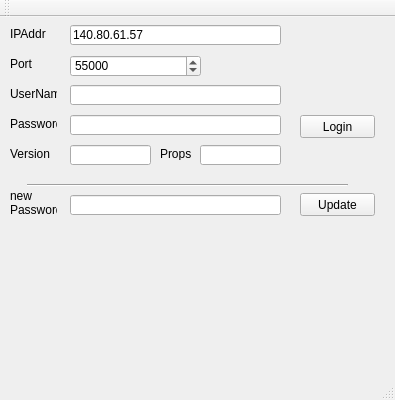
This is StamOrga/PC/mainwindow.ui in WaterMax83/StamOrga as Qt 5 draws it before an edit. The edited form follows.
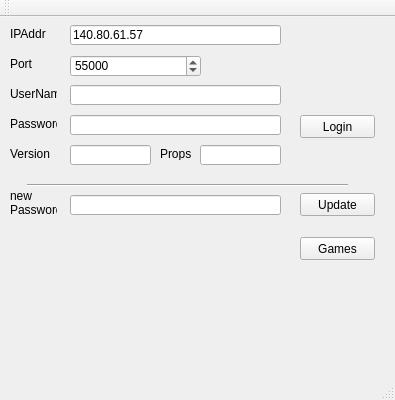
This is the edited form.

Commit message: add support for games

Diff of the .ui file:
```diff
--- a/StamOrga/PC/mainwindow.ui
+++ b/StamOrga/PC/mainwindow.ui
@@ -269,6 +269,22 @@
      <bool>false</bool>
     </property>
    </widget>
+   <widget class="QPushButton" name="btnGetGamesList">
+    <property name="geometry">
+     <rect>
+      <x>300</x>
+      <y>220</y>
+      <width>75</width>
+      <height>23</height>
+     </rect>
+    </property>
+    <property name="text">
+     <string>Games</string>
+    </property>
+    <property name="checkable">
+     <bool>false</bool>
+    </property>
+   </widget>
   </widget>
   <widget class="QMenuBar" name="menuBar">
    <property name="geometry">
```
The commit also changes 40 other files.
